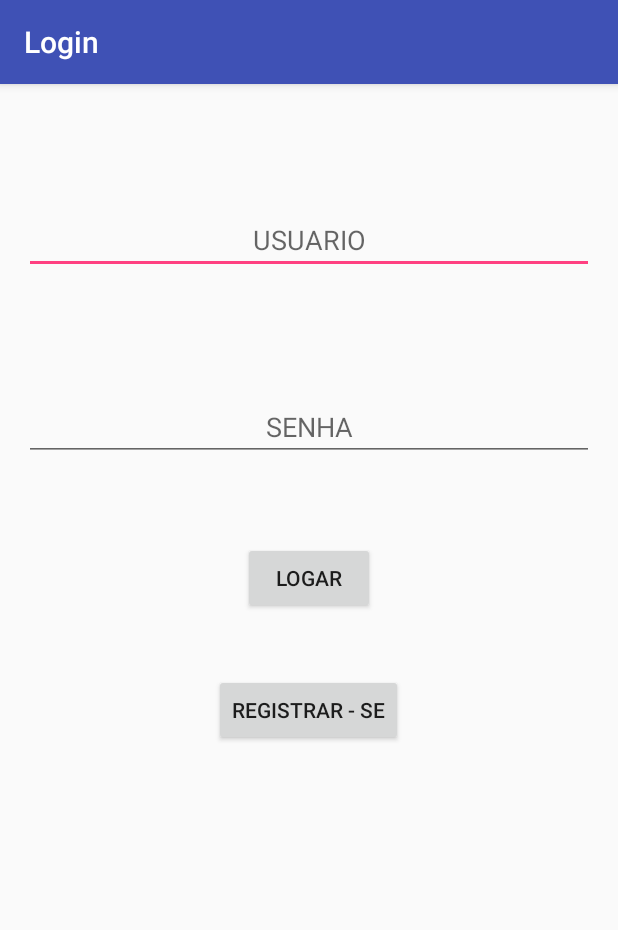
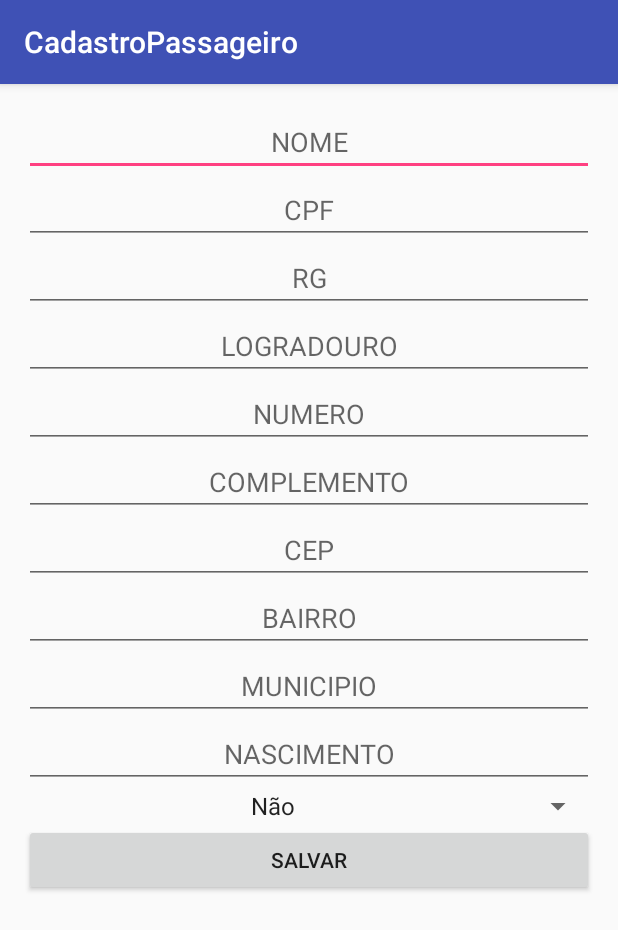
Before and after one commit to vitordelfino/Android-SPPD, an Android app: the screen it shows after launch (Login before the commit, CadastroPassageiro after it), after a tap on "REGISTRAR - SE", on a phone screen of 412 x 824 dp. Shown: the top 930 px of the screen. Run offline under Robolectric (Android 15) with nearby library versions, the phone set to English and light mode, and no system bars; our stand-ins replace Volley.

Commit message:
Implementação de Cadastro de passageiro 70% OK

```diff
--- a/app/build.gradle
+++ b/app/build.gradle
@@ -28,4 +28,5 @@ dependencies {
     compile 'com.android.support:design:25.0.1'
     compile 'com.mcxiaoke.volley:library:1.0.19'
     testCompile 'junit:junit:4.12'
+    compile 'com.android.support.constraint:constraint-layout:1.0.0-beta4'
 }
--- a/app/src/main/AndroidManifest.xml
+++ b/app/src/main/AndroidManifest.xml
@@ -46,6 +46,10 @@
                 <category android:name="android.intent.category.LAUNCHER" />
             </intent-filter>
         </activity>
+        <activity
+            android:name=".CadastroPassageiro"
+            android:label="@string/title_activity_cadastro_passageiro"
+            android:theme="@style/AppTheme.NoActionBar"></activity>
     </application>
 
 </manifest>
--- /dev/null
+++ b/app/src/main/java/com/example/vitor/testevolley/CadastroPassageiro.java
@@ -0,0 +1,231 @@
+package com.example.vitor.testevolley;
+
+import android.app.ProgressDialog;
+import android.content.DialogInterface;
+import android.content.Intent;
+import android.os.Bundle;
+import android.support.design.widget.FloatingActionButton;
+import android.support.design.widget.Snackbar;
+import android.support.v7.app.AlertDialog;
+import android.support.v7.app.AppCompatActivity;
+import android.support.v7.widget.Toolbar;
+import android.util.Log;
+import android.view.View;
+import android.widget.ArrayAdapter;
+import android.widget.Spinner;
+import android.widget.TextView;
+import android.widget.Toast;
+
+import com.android.volley.AuthFailureError;
+import com.android.volley.Request;
+import com.android.volley.RequestQueue;
+import com.android.volley.Response;
+import com.android.volley.VolleyError;
+import com.android.volley.toolbox.JsonObjectRequest;
+import com.android.volley.toolbox.Volley;
+
+import org.json.JSONException;
+import org.json.JSONObject;
+
+import java.util.ArrayList;
+import java.util.HashMap;
+import java.util.List;
+import java.util.Map;
+
+/**
+ *
+ */
+public class CadastroPassageiro extends AppCompatActivity {
+
+    private ProgressDialog dialog;
+
+    private Spinner txtDeficiente;
+    private TextView txtnome;
+    private TextView txtcpf;
+    private TextView txtrg;
+    private TextView txtlogradouro;
+    private TextView txtnumero;
+    private TextView txtcomplemento;
+    private TextView txtcep;
+    private TextView txtbairro;
+    private TextView txtmunicipio;
+    private TextView txtnascimento;
+
+    private String nome;
+    private String cpf;
+    private String rg;
+    private String logradouro;
+    private String numero;
+    private String complemento;
+    private String cep;
+    private String bairro;
+    private String municipio;
+    private String nascimento;
+    private boolean isDeficiente = false;
+
+    private Passageiro p;
+
+    private String url = "";
+
+    Retorno retorno = new Retorno();
+
+    List<String> listDeficiente = new ArrayList<>();
+    @Override
+    protected void onCreate(Bundle savedInstanceState) {
+        super.onCreate(savedInstanceState);
+        setContentView(R.layout.activity_cadastro_passageiro);
+        Toolbar toolbar = (Toolbar) findViewById(R.id.toolbar);
+        setSupportActionBar(toolbar);
+        listDeficiente.add("Não");
+        listDeficiente.add("Sim");
+
+        ArrayAdapter userAdapter = new ArrayAdapter<String>(this,android.R.layout.simple_spinner_item, listDeficiente);
+        txtDeficiente = (Spinner) findViewById(R.id.txtDeficiente);
+        txtDeficiente.setAdapter(userAdapter);
+
+        txtnome = (TextView) findViewById(R.id.txtNome);
+        txtcpf = (TextView) findViewById(R.id.txtCPF);
+        txtrg = (TextView) findViewById(R.id.txtRG);
+        txtlogradouro = (TextView) findViewById(R.id.txtLogradouro);
+        txtnumero = (TextView) findViewById(R.id.txtNumero);
+        txtcomplemento = (TextView) findViewById(R.id.txtComplemento);
+        txtcep = (TextView) findViewById(R.id.txtCEP);
+        txtbairro = (TextView) findViewById(R.id.txtBairro);
+        txtmunicipio = (TextView) findViewById(R.id.txtMunicipio);
+        txtnascimento = (TextView) findViewById(R.id.txtData);
+
+
+
+    }
+
+    public void registrar(View view){
+
+        url = "http://192.168.15.7:8080/WebServiceSPPD/sppd/cadastraPassageiro/";
+
+        nome = txtnome.getText().toString();
+        cpf = txtcpf.getText().toString();
+        rg = txtrg.getText().toString();
+        logradouro = txtlogradouro.getText().toString();
+        numero = txtnumero.getText().toString();
+        complemento = txtcomplemento.getText().toString();
+        cep = txtcep.getText().toString();
+        bairro = txtbairro.getText().toString();
+        municipio = txtmunicipio.getText().toString();
+        nascimento = txtnascimento.getText().toString();
+        if(txtDeficiente.getSelectedItemPosition() == 1){
+            isDeficiente = true;
+        }
+        p = new Passageiro(0,nome,cpf,rg,logradouro,numero,complemento,cep,bairro,municipio,nascimento,isDeficiente);
+
+        url += p.geraURL();
+
+
+
+
+        dialog = ProgressDialog.show(CadastroPassageiro.this,"Processando","Realizando Cadastro....", false, true);
+        dialog.setCancelable(false);
+        new Thread() {
+            public void run() {
+                try {
+                    realizaCadastro(url,
+                            new Login.VolleyCallback() {
+                                @Override
+                                public void onSuccess(JSONObject result) {
+                                    try {
+                                        retorno.setStatusRetorno(result.getString("status"));
+                                        retorno.setRetorno(Boolean.parseBoolean(result.getString("retorno")));
+                                    } catch (JSONException e) {
+                                        e.printStackTrace();
+                                    }
+                                }
+                            });
+
+                    Thread.sleep(1500);
+
+                }catch (Exception e) {
+                }
+                dialog.dismiss();
+                runOnUiThread(new Runnable() {
+                    public void run() {
+                        if (retorno.isRetorno()) {
+                            AlertDialog.Builder configAlerta = new AlertDialog.Builder(CadastroPassageiro.this);
+
+                                configAlerta.setTitle("ALERTA");
+                                configAlerta.setMessage("Sua senha é o seu CPF, deseja altera-la agora?");
+                                configAlerta.setNegativeButton("Não", new DialogInterface.OnClickListener() {
+                                    @Override
+                                    public void onClick(DialogInterface dialogInterface, int i) {
+
+                                        Intent intent = new Intent(CadastroPassageiro.this, Simulador.class);
+                                        intent.setFlags(Intent.FLAG_ACTIVITY_REORDER_TO_FRONT);
+                                        startActivity(intent);
+                                        finish();
+                                    }
+                                });
+
+                                configAlerta.setPositiveButton("Sim", new DialogInterface.OnClickListener() {
+                                    @Override
+                                    public void onClick(DialogInterface dialogInterface, int i) {
+                                        Toast.makeText(CadastroPassageiro.this, "Vamos implementar esta funcao", Toast.LENGTH_LONG).show();
+                                    }
+                                });
+                                AlertDialog alerta = configAlerta.create();
+                                alerta.show();
+
+
+                        } else {
+                            Toast.makeText(CadastroPassageiro.this, retorno.getStatusRetorno(), Toast.LENGTH_SHORT).show();
+                        }
+                    }
+
+
+                });
+            }
+        }.start();
+
+
+
+    }
+
+    public void realizaCadastro(String url, final Login.VolleyCallback callback){
+
+        final RequestQueue request = Volley.newRequestQueue(this);
+
+        final JsonObjectRequest requisicao = new JsonObjectRequest(Request.Method.POST, url,
+                new Response.Listener<JSONObject>(){
+
+                    @Override
+                    public void onResponse(JSONObject response) {
+                        try {
+                            JSONObject jo = response.getJSONObject("retorno");
+                            callback.onSuccess(jo);
+
+                        } catch (JSONException e1) {
+                            Log.i("PARSE", "onResponse: " + e1);
+                            e1.printStackTrace();
+                        }
+                    }
+                }, new Response.ErrorListener(){
+
+            @Override
+            public void onErrorResponse(VolleyError error ) {
+                Log.i("ERROR", "onErrorResponse: " + error );
+            }
+        })
+        {
+            @Override
+            public Map<String, String> getHeaders() throws AuthFailureError {
+                Map<String,String> params = new HashMap<String, String>();
+                params.put("Content-Type","application/json");
+                return params;
+            }
+        };
+        request.add(requisicao);
+
+    }
+
+    public interface VolleyCallback{
+        void onSuccess(JSONObject result);
+    }
+
+}
--- a/app/src/main/java/com/example/vitor/testevolley/Login.java
+++ b/app/src/main/java/com/example/vitor/testevolley/Login.java
@@ -98,6 +98,10 @@ public class Login extends AppCompatActivity {
 
     public void registrar(View view){
 
+        Intent intent = new Intent(Login.this, CadastroPassageiro.class);
+        intent.setFlags(Intent.FLAG_ACTIVITY_REORDER_TO_FRONT);
+        startActivity(intent);
+
     }
 
     public void realizarLogin(String usuario, String senha, final VolleyCallback callback){
--- /dev/null
+++ b/app/src/main/res/layout/activity_cadastro_passageiro.xml
@@ -0,0 +1,27 @@
+<?xml version="1.0" encoding="utf-8"?>
+<android.support.design.widget.CoordinatorLayout xmlns:android="http://schemas.android.com/apk/res/android"
+    xmlns:app="http://schemas.android.com/apk/res-auto"
+    xmlns:tools="http://schemas.android.com/tools"
+    android:layout_width="match_parent"
+    android:layout_height="match_parent"
+    android:fitsSystemWindows="true"
+    tools:context="com.example.vitor.testevolley.CadastroPassageiro">
+
+    <android.support.design.widget.AppBarLayout
+        android:layout_width="match_parent"
+        android:layout_height="wrap_content"
+        android:theme="@style/AppTheme.AppBarOverlay">
+
+        <android.support.v7.widget.Toolbar
+            android:id="@+id/toolbar"
+            android:layout_width="match_parent"
+            android:layout_height="?attr/actionBarSize"
+            android:background="?attr/colorPrimary"
+            app:popupTheme="@style/AppTheme.PopupOverlay"/>
+
+    </android.support.design.widget.AppBarLayout>
+
+    <include layout="@layout/content_cadastro_passageiro"
+        android:layout_height="wrap_content" />
+
+</android.support.design.widget.CoordinatorLayout>
--- /dev/null
+++ b/app/src/main/res/layout/content_cadastro_passageiro.xml
@@ -0,0 +1,141 @@
+<?xml version="1.0" encoding="utf-8"?>
+<RelativeLayout xmlns:android="http://schemas.android.com/apk/res/android"
+    xmlns:app="http://schemas.android.com/apk/res-auto"
+    xmlns:tools="http://schemas.android.com/tools"
+    android:id="@+id/content_login"
+    android:layout_width="match_parent"
+    android:layout_height="match_parent"
+    android:paddingBottom="@dimen/activity_vertical_margin"
+    android:paddingLeft="@dimen/activity_horizontal_margin"
+    android:paddingRight="@dimen/activity_horizontal_margin"
+    android:paddingTop="@dimen/activity_vertical_margin"
+    app:layout_behavior="@string/appbar_scrolling_view_behavior"
+    tools:context="com.example.vitor.testevolley.CadastroPassageiro"
+    tools:showIn="@layout/activity_cadastro_passageiro">
+<ScrollView
+    xmlns:android="http://schemas.android.com/apk/res/android"
+    android:layout_width="fill_parent"
+    android:layout_height="fill_parent"
+    android:scrollbarStyle="insideOverlay">
+
+    <LinearLayout
+        android:orientation="vertical"
+        android:layout_width="match_parent"
+        android:layout_height="wrap_content">
+
+        <EditText
+            android:layout_width="match_parent"
+            android:layout_height="wrap_content"
+            android:inputType="textPersonName"
+            android:ems="10"
+            android:id="@+id/txtNome"
+            android:hint="NOME"
+            android:textAlignment="center"/>
+
+        <EditText
+            android:layout_width="match_parent"
+            android:layout_height="wrap_content"
+            android:inputType="textPersonName"
+            android:text=""
+            android:ems="10"
+            android:id="@+id/txtCPF"
+            android:hint="CPF"
+            android:textAlignment="center"/>
+
+        <EditText
+            android:layout_width="match_parent"
+            android:layout_height="wrap_content"
+            android:inputType="textPersonName"
+            android:text=""
+            android:ems="10"
+            android:id="@+id/txtRG"
+            android:hint="RG"
+            android:textAlignment="center"/>
+
+        <EditText
+            android:layout_width="match_parent"
+            android:layout_height="wrap_content"
+            android:inputType="textPersonName"
+            android:text=""
+            android:ems="10"
+            android:id="@+id/txtLogradouro"
+            android:hint="LOGRADOURO"
+            android:textAlignment="center"/>
+
+        <EditText
+            android:layout_width="match_parent"
+            android:layout_height="wrap_content"
+            android:inputType="number"
+            android:text=""
+            android:ems="10"
+            android:id="@+id/txtNumero"
+            android:hint="NUMERO"
+            android:textAlignment="center"/>
+
+        <EditText
+            android:layout_width="match_parent"
+            android:layout_height="wrap_content"
+            android:inputType="textPersonName"
+            android:text=""
+            android:ems="10"
+            android:id="@+id/txtComplemento"
+            android:hint="COMPLEMENTO"
+            android:textAlignment="center"/>
+
+        <EditText
+            android:layout_width="match_parent"
+            android:layout_height="wrap_content"
+            android:inputType="number"
+            android:text=""
+            android:ems="10"
+            android:id="@+id/txtCEP"
+            android:hint="CEP"
+            android:textAlignment="center"/>
+
+        <EditText
+            android:layout_width="match_parent"
+            android:layout_height="wrap_content"
+            android:inputType="number"
+            android:text=""
+            android:ems="10"
+            android:id="@+id/txtBairro"
+            android:hint="BAIRRO"
+            android:textAlignment="center"/>
+
+        <EditText
+            android:layout_width="match_parent"
+            android:layout_height="wrap_content"
+            android:inputType="textPersonName"
+            android:text=""
+            android:ems="10"
+            android:id="@+id/txtMunicipio"
+            android:hint="MUNICIPIO"
+            android:textAlignment="center"/>
+
+        <EditText
+            android:layout_width="match_parent"
+            android:layout_height="wrap_content"
+            android:inputType="textPersonName"
+            android:ems="10"
+            android:id="@+id/txtData"
+            android:hint="NASCIMENTO"
+            android:textAlignment="center"/>
+
+        <Spinner
+            android:layout_width="match_parent"
+            android:layout_height="wrap_content"
+            android:id="@+id/txtDeficiente"
+            android:textAlignment="center"/>
+
+        <Button
+            android:text="Salvar"
+            android:layout_width="match_parent"
+            android:layout_height="wrap_content"
+            android:id="@+id/btnSalvar"
+            android:textAlignment="center"
+            android:onClick="registrar"/>
+
+
+    </LinearLayout>
+</ScrollView>
+    </RelativeLayout>
--- a/app/src/main/res/values/strings.xml
+++ b/app/src/main/res/values/strings.xml
@@ -6,4 +6,5 @@
 
     <string name="navigation_drawer_open">Open navigation drawer</string>
     <string name="navigation_drawer_close">Close navigation drawer</string>
+    <string name="title_activity_cadastro_passageiro">CadastroPassageiro</string>
 </resources>
```
Also changed, not shown: app/src/main/java/com/example/vitor/testevolley/CustomJsonObjectRequest.java (deleted, +0 -74 lines), app/src/main/java/com/example/vitor/testevolley/Passageiro.java (+122 -2 lines).
